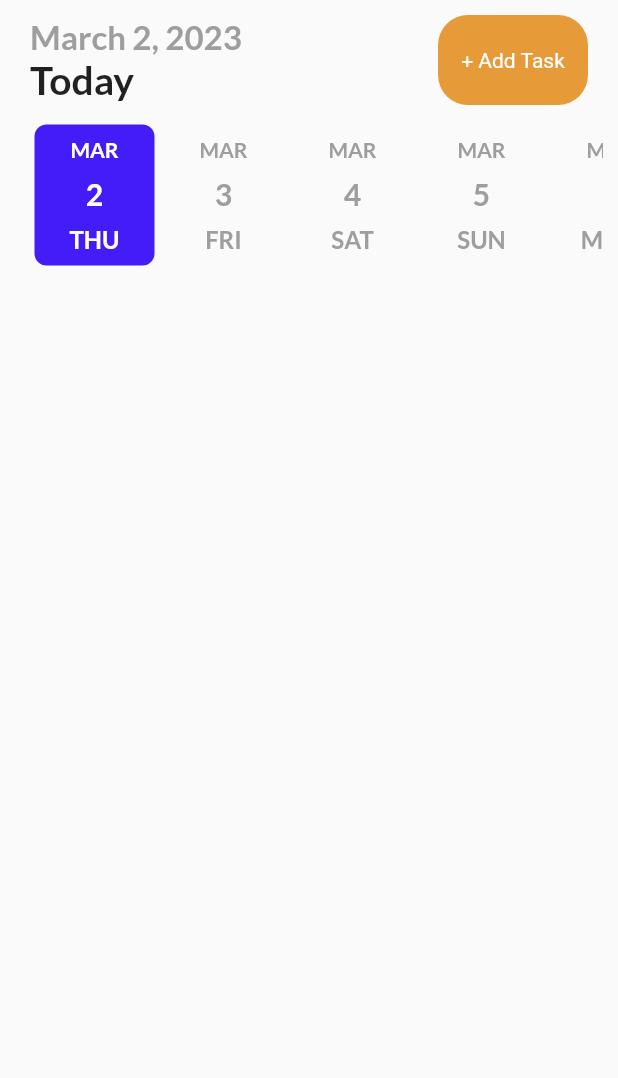
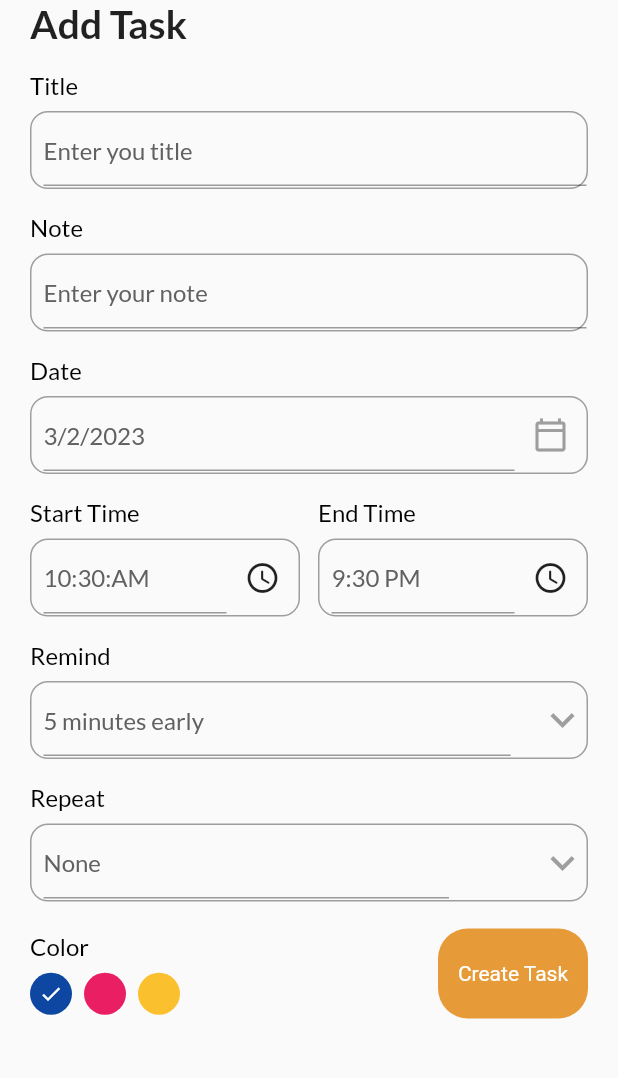
Before and after one commit to Sparrow-33/Tasky, a Flutter app: the screen it shows after launch, after a tap on "+ Add Task", on a phone screen of 412 x 824 dp, the part 84-1162 px from its top. Run offline on Flutter 3.47's test engine with Material 2 defaults, Android fonts, the phone set to English and light mode, and no system bars; drawn by our look-alikes of date_picker_timeline; our stand-ins replace awesome_notifications, get, get_storage, google_fonts.

Commit message:
ui -> task form completed

```diff
--- a/lib/ui/addTaskBar.dart
+++ b/lib/ui/addTaskBar.dart
@@ -0,0 +1,291 @@
+
+
+import 'package:first_mobile/ui/theme.dart';
+import 'package:first_mobile/ui/widgets/button.dart';
+import 'package:first_mobile/ui/widgets/input.dart';
+import 'package:flutter/cupertino.dart';
+import 'package:flutter/material.dart';
+import 'package:get/get.dart';
+import 'package:get/get_core/src/get_main.dart';
+import 'package:get_storage/get_storage.dart';
+import 'package:intl/intl.dart';
+
+class AddTaskBar extends StatefulWidget {
+  const AddTaskBar({Key? key}) : super(key: key);
+
+  @override
+  State<AddTaskBar> createState() => _AddTaskBarState();
+}
+
+class _AddTaskBarState extends State<AddTaskBar> {
+
+  final TextEditingController _titleController = TextEditingController();
+  final TextEditingController _noteController = TextEditingController();
+  DateTime _selectedDate = DateTime.now();
+  String _endTime = "9:30 PM";
+  String _startTime = DateFormat("hh:mm:a").format(DateTime.now()).toString();
+  int _selectedRemind = 5;
+  String _selectedRepeat = "None";
+  List<int> remindList = [
+    5,10,15,20];
+  List<String> repeatList = [
+    "None","Daily","Monthly"
+  ];
+  int _selectedColor = 0;
+
+  @override
+  Widget build(BuildContext context) {
+    // TODO: implement build
+    return Scaffold(
+      // backgroundColor:Theme.of(context).backgroundColor,
+     appBar:_appBar(context),
+       body:Container(
+         padding: const EdgeInsets.only(left: 20, right: 20),
+         child: SingleChildScrollView(
+          child: Column(
+            crossAxisAlignment: CrossAxisAlignment.start,
+            children: [
+             Text(
+               "Add Task",
+               style: headingStyle,
+             ),
+             InputFiled(
+                 title: "Title",
+                 hint: "Enter you title",
+                 controller: _titleController,),
+             InputFiled(
+                 title: "Note",
+                 hint: "Enter your note",
+                 controller: _titleController,),
+             InputFiled(title: "Date",
+                        hint: DateFormat.yMd().format(_selectedDate),
+                        widget: IconButton(
+                          icon: Icon(Icons.calendar_today_outlined,
+                          color: Colors.grey),
+                          color: Colors.blue,
+                          onPressed:() {
+                            _getDateFromUser();
+                          },
+                        ),
+             ),
+             Row(
+               children: [
+                 Expanded
+                   (child: InputFiled(
+                       title: "Start Time",
+                       hint: _startTime ,
+                       widget: IconButton(
+                         onPressed: () {
+                           _getTimeFromUser(isStartTime: true);
+                         },
+                         icon: Icon(
+                           Icons.access_time_rounded
+                         ),
+                       ),
+                 )),
+                 SizedBox(width: 12),
+                 Expanded
+                   (child: InputFiled(
+                   title: "End Time",
+                   hint: _endTime ,
+                   widget: IconButton(
+                     onPressed: () {
+                       _getTimeFromUser(isStartTime: false);
+                     },
+                     icon: Icon(
+                         Icons.access_time_rounded
+                     ),
+                   ),
+                 ))
+               ],
+             ),
+             InputFiled(title: "Remind", hint: "$_selectedRemind minutes early",
+               widget: DropdownButton(
+                 icon: Icon(Icons.keyboard_arrow_down,
+                   color: Colors.grey,
+                 ),
+                 iconSize: 32 ,
+                 elevation: 4,
+                 style: subtitleStyle,
+                 underline: Container(height: 0,),
+                 onChanged : (String ?newValue) {
+                   setState(() {
+                     _selectedRemind = int.parse(newValue!);
+                   });
+                 },
+                 items:  remindList.map<DropdownMenuItem<String>>((int value){
+                   return DropdownMenuItem<String>(
+                     value: value.toString(),
+                     child: Text(
+                         value.toString()),
+                   );
+                 }
+                 ).toList(),
+                 // onChanged: (Object? value) {  },
+
+               ),
+             ),
+             InputFiled(title: "Repeat", hint: _selectedRepeat,
+                widget: DropdownButton(
+                  icon: Icon(Icons.keyboard_arrow_down,
+                    color: Colors.grey,
+                  ),
+                  iconSize: 32 ,
+                  elevation: 4,
+                  style: subtitleStyle,
+                  underline: Container(height: 0,),
+                  onChanged : (String ?newValue) {
+                    setState(() {
+                      _selectedRepeat = newValue!;
+                    });
+                  },
+                  items:  repeatList.map<DropdownMenuItem<String>>((String? value){
+                    return DropdownMenuItem<String>(
+                      value: value,
+                      child: Text(value!, style: TextStyle(color: Colors.grey)),
+                    );
+                  }
+                  ).toList(),
+                  // onChanged: (Object? value) {  },
+
+                ),
+              ),
+             SizedBox(height: 18,),
+             Row(
+               mainAxisAlignment: MainAxisAlignment.spaceBetween,
+               crossAxisAlignment: CrossAxisAlignment.center,
+               children: [
+               _colorChoice(),
+               MyButton(label: "Create Task",
+                 onTap: ()=> _validateDate(),)
+           ],
+
+             )
+           ],
+          ),
+         ),
+       ),
+    );
+  }
+
+  _appBar(BuildContext context) {
+    return AppBar(
+      elevation: 0,
+      // backgroundColor: Theme.of(context).backgroundColor,
+      leading: GestureDetector(
+        onTap: () {
+           Get.back();
+        },
+        child: Icon(
+          Icons.arrow_back_ios,
+          size: 20,
+          color: Get.isDarkMode ? Colors.black : Colors.white,
+        ),
+      ),
+      actions: [
+        CircleAvatar(
+          backgroundImage: AssetImage(
+            "images/avatar.png",
+          ),
+          backgroundColor: Colors.white,
+        ),
+        SizedBox(width: 20)
+      ],
+    );
+  }
+  _getDateFromUser() async {
+    DateTime ? _datePicker = await showDatePicker(
+        context: context,
+        initialDate: DateTime.now(),
+        firstDate: DateTime(2015),
+        lastDate: DateTime(2121)
+    );
+    if (_datePicker != null) {
+        setState(() {
+          _selectedDate = _datePicker;
+          print(_selectedDate);
+        });
+    }else{
+      print("DATE ERROR-ADD TASK");
+    }
+  }
+  _getTimeFromUser({required bool isStartTime}) async {
+    var pickedTime = await _showTimepicker();
+    String _formatedTime = pickedTime.format(context);
+    if (pickedTime == null) {
+      print("Time canceled");
+    } else if (isStartTime) {
+      setState(() {
+        _startTime =_formatedTime;
+      });
+    } else {
+      setState(() {
+        _endTime =_formatedTime;
+      });
+    }
+  }
+
+  _showTimepicker() {
+   return showTimePicker(
+     initialEntryMode: TimePickerEntryMode.input ,
+     context: context,
+     initialTime : TimeOfDay(hour: int.parse(_startTime.split(":")[0]),
+         minute: int.parse(_startTime.split(":")[1].split(" ")[0]))
+     );
+  }
+
+  _colorChoice() {
+    return Column(
+      crossAxisAlignment: CrossAxisAlignment.start,
+      children: [
+        Text("Color",
+          style: titleStyle,
+        ),
+        SizedBox(height: 8,),
+        Wrap(
+          children: List<Widget>.generate(
+              3,
+                  (int index) {
+                return GestureDetector(
+                    onTap: (){
+                      setState(() {
+                        _selectedColor = index;
+                      });
+                    },
+
+                    child:Padding(
+                      padding: const EdgeInsets.only( right: 8.0),
+                      child: CircleAvatar(
+                        radius: 14,
+                        backgroundColor:
+                        index == 0 ?Colors.blue[900]:
+                        index==1?Colors.pink:
+                        Colors.yellow[700],
+                        child: _selectedColor == index?Icon(Icons.done,
+                          color: Colors.white,
+                          size: 16,):Container(),
+                      ),
+                    )
+                );
+              }
+          ),
+        )
+      ],
+    );
+
+  }
+  _validateDate() {
+     if(_titleController.text.isNotEmpty) {
+     //   DB process
+       Get.back();
+     } else {
+        Get.snackbar("Required", "All fields are required",
+        snackPosition: SnackPosition.BOTTOM,
+        backgroundColor: Colors.white,
+        colorText: Colors.pink,
+        icon: Icon(Icons.warning_amber_rounded,
+        color: Colors.pink,)
+        );
+     }
+  }
+}
--- a/lib/ui/home_page.dart
+++ b/lib/ui/home_page.dart
@@ -2,6 +2,7 @@ import 'package:awesome_notifications/awesome_notifications.dart';
 import 'package:date_picker_timeline/date_picker_timeline.dart';
 import 'package:first_mobile/services/notification_service.dart';
 import 'package:first_mobile/services/theme_service.dart';
+import 'package:first_mobile/ui/addTaskBar.dart';
 import 'package:first_mobile/ui/theme.dart';
 import 'package:first_mobile/ui/widgets/button.dart';
 import 'package:flutter/cupertino.dart';
@@ -43,7 +44,7 @@ class _HomePageState extends State<HomePage> {
                 mainAxisAlignment: MainAxisAlignment.spaceBetween,
                 children: [
                   _addTaskBar(),
-                  MyButton(label: "+ Add Task", onTap: () => null),
+                  MyButton(label: "+ Add Task", onTap: () => Get.to(AddTaskBar())),
                 ],
               )),
 
@@ -113,6 +114,7 @@ class _HomePageState extends State<HomePage> {
    _appBar() {
     return AppBar(
       elevation: 0,
+      // backgroundColor: context.theme.backgroundColor,
       leading: GestureDetector(
         onTap: () {
           ThemeService().switchTheme();
@@ -122,7 +124,7 @@ class _HomePageState extends State<HomePage> {
         child: Icon(
           Get.isDarkMode ? Icons.wb_sunny_outlined : Icons.nightlight_round,
           size: 20,
-          color: Get.isDarkMode ? Colors.black : Colors.white,
+          color: Get.isDarkMode ? Colors.white : Colors.black,
         ),
       ),
       actions: [
--- a/lib/ui/theme.dart
+++ b/lib/ui/theme.dart
@@ -21,7 +21,8 @@ class Themes {
   colorScheme: ColorScheme.fromSwatch().copyWith(
     primary: Colors.white,
     brightness: Brightness.light),
-    brightness: Brightness.light );
+    brightness: Brightness.light
+  );
 
   static final dark =  ThemeData(
 colorScheme: ColorScheme.fromSwatch().copyWith(
@@ -36,7 +37,8 @@ TextStyle get subHeadingStyle {
     textStyle: TextStyle(
       fontSize: 22,
       fontWeight: FontWeight.bold,
-      color: Get.isDarkMode? Colors.grey[400]:Colors.grey
+      color: Get.isDarkMode? Colors.grey[500]:Colors.grey,
+        decorationThickness: 0
     )
   );
 }
@@ -49,3 +51,27 @@ TextStyle get headingStyle {
     )
   );
 }
+
+TextStyle get titleStyle {
+  return GoogleFonts.lato (
+      textStyle: TextStyle(
+          fontSize: 16,
+          fontWeight: FontWeight.w400,
+          color: Get.isDarkMode? Colors.white:Colors.black,
+          decorationThickness: 0
+
+      )
+  );
+}
+
+TextStyle get subtitleStyle {
+  return GoogleFonts.lato (
+      textStyle: TextStyle(
+          fontSize: 16,
+          fontWeight: FontWeight.w400,
+          color: Get.isDarkMode? Colors.grey[100]:Colors.grey[700],
+          decoration: TextDecoration.none,
+          decorationThickness: 0
+      )
+  );
+}
--- /dev/null
+++ b/lib/ui/widgets/input.dart
@@ -0,0 +1,83 @@
+
+
+import 'package:flutter/cupertino.dart';
+import 'package:flutter/material.dart';
+import 'package:get/get.dart';
+import 'package:get/get_core/src/get_main.dart';
+
+import '../theme.dart';
+
+class InputFiled extends StatelessWidget {
+
+  final String title;
+  final String hint;
+  final TextEditingController ? controller;
+  final Widget ?widget;
+
+
+  const InputFiled({Key? key,
+    required this.title,
+    required this.hint,
+    this.controller,
+    this.widget
+  }) : super(key: key);
+
+  @override
+  Widget build(BuildContext context) {
+    return Container(
+      margin: EdgeInsets.only(top: 16),
+
+      child: Column(
+        crossAxisAlignment: CrossAxisAlignment.start,
+        children: [
+          Text(
+            title,
+            style: titleStyle,
+          ),
+          Container(
+            padding: EdgeInsets.only(left: 8),
+            margin: EdgeInsets.only(top: 8),
+            height: 52,
+            decoration: BoxDecoration(
+              border: Border.all(
+                color: Colors.grey,
+                width: 1.0,
+              ),
+
+              borderRadius: BorderRadius.circular(12)
+            ),
+
+
+
+            child: Row(
+             children: [
+               Expanded(
+                child: TextFormField(
+                  readOnly: widget == null ? false : true,
+                  autofocus: false,
+                  cursorColor: Get.isDarkMode ? Colors.grey[100] : Colors.grey[700],
+                  controller: controller,
+                  style: subtitleStyle,
+                  decoration: InputDecoration(
+                    hintText: hint,
+                    hintStyle: subtitleStyle,
+                    focusedBorder: UnderlineInputBorder(
+                      borderSide: BorderSide(
+                        // color:context.theme.backgroundColor
+                        color: Theme.of(context).backgroundColor,
+                        width: 0,
+                      )
+                    ),
+
+                  ),
+                ) ,
+             ),
+               widget == null ? Container():Container(child: widget)
+            ]
+           )
+          )
+        ],
+      ),
+    );
+  }
+}
```
